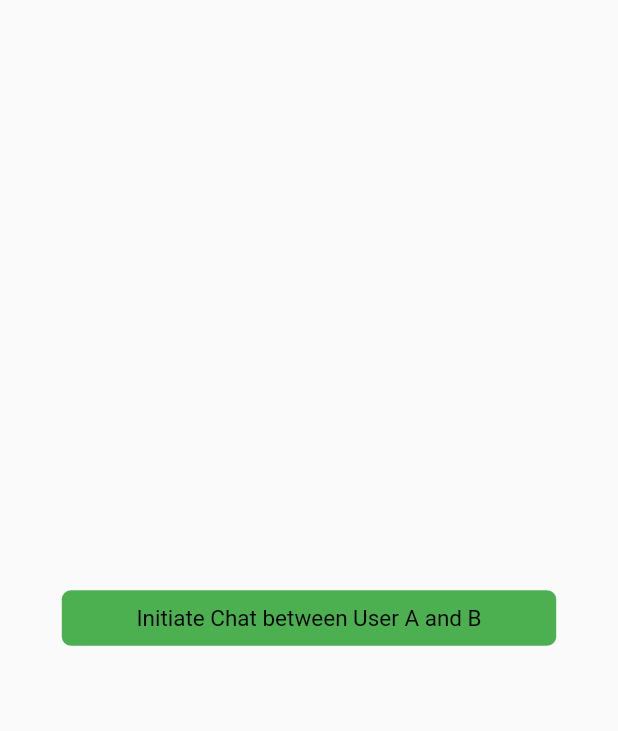
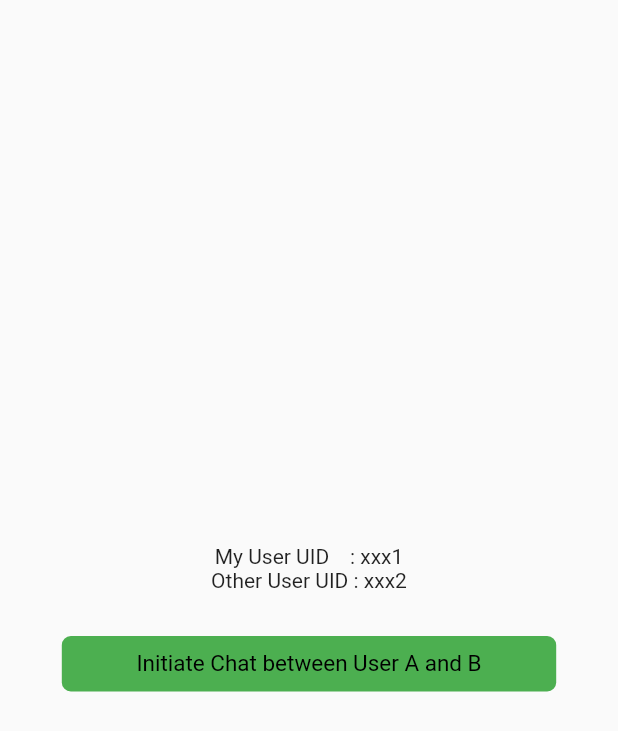
Before and after one commit to apptexsolutions/apptex_chat, a Flutter app: the screen it shows after launch, on a phone screen of 412 x 824 dp. Shown: the top 731 px of the screen. Run offline on Flutter 3.47's test engine with Material 2 defaults, Android fonts, the phone set to English and light mode, and no system bars; our stand-ins replace cloud_firestore, firebase_core, get; accounts and stored records are empty.

Commit message:
UI changes

```diff
--- a/example/lib/main.dart
+++ b/example/lib/main.dart
@@ -26,8 +26,11 @@ class MyApp extends StatelessWidget {
 }
 
 class StartChat extends StatelessWidget {
+  String myUUID = "xxx1";
+  String otherUser = "xxx2";
+
   StartChat({Key? key}) : super(key: key) {
-    AppTexChat.initializeUser(FullName: "Jamshed Khan", your_uuid: "uuid2");
+    AppTexChat.initializeUser(FullName: "Jamshed Khan", your_uuid: myUUID);
   }
 
   @override
@@ -39,13 +42,22 @@ class StartChat extends StatelessWidget {
         mainAxisAlignment: MainAxisAlignment.center,
         crossAxisAlignment: CrossAxisAlignment.center,
         children: [
+          Text(
+            "My User UID    : " + myUUID,
+          ),
+          Text(
+            "Other User UID : " + otherUser,
+          ),
+          SizedBox(
+            height: 29,
+          ),
           Center(
             child: CustomButtonSquare(
               onTap: () {
                 //this required two uuids..
                 //current User uuid, and where you want to chat with.
                 AppTexChat.startChat(context,
-                    receiver_name: "Sayed idrees", receiver_id: "uuid1");
+                    receiver_name: "Sayed idrees", receiver_id: otherUser);
               },
               buttonColor: Colors.green,
               buttonName: 'Initiate Chat between User A and B',
--- a/lib/src/Controllers/chat_conrtroller.dart
+++ b/lib/src/Controllers/chat_conrtroller.dart
@@ -14,12 +14,14 @@ class ChatController extends GetxController {
   //FirebaseFirestore firebaseFirestore = FirebaseFirestore.instance;
   String roomUID;
 
-  ChatController(this.roomUID);
+  ChatController(this.roomUID) {
+    init();
+  }
 
   init() {
     chats.bindStream(firebaseFirestore
         .collection(roomCollection)
-        .doc("")
+        .doc(roomUID)
         .collection(chatMessagesCollection)
         .orderBy("timestamp", descending: true)
         .snapshots()
--- a/pubspec.yaml
+++ b/pubspec.yaml
@@ -1,7 +1,7 @@
 name: apptex_chat
-description: A new Flutter package project.
+description: This Package is for making the chat system more easy and user friendly. and control chat features within one click.
 version: 1.0.0
-homepage:
+homepage: https://github.com/apptexsolutions/apptex_chat
 
 environment:
   sdk: ">=2.16.2 <3.0.0"
```
